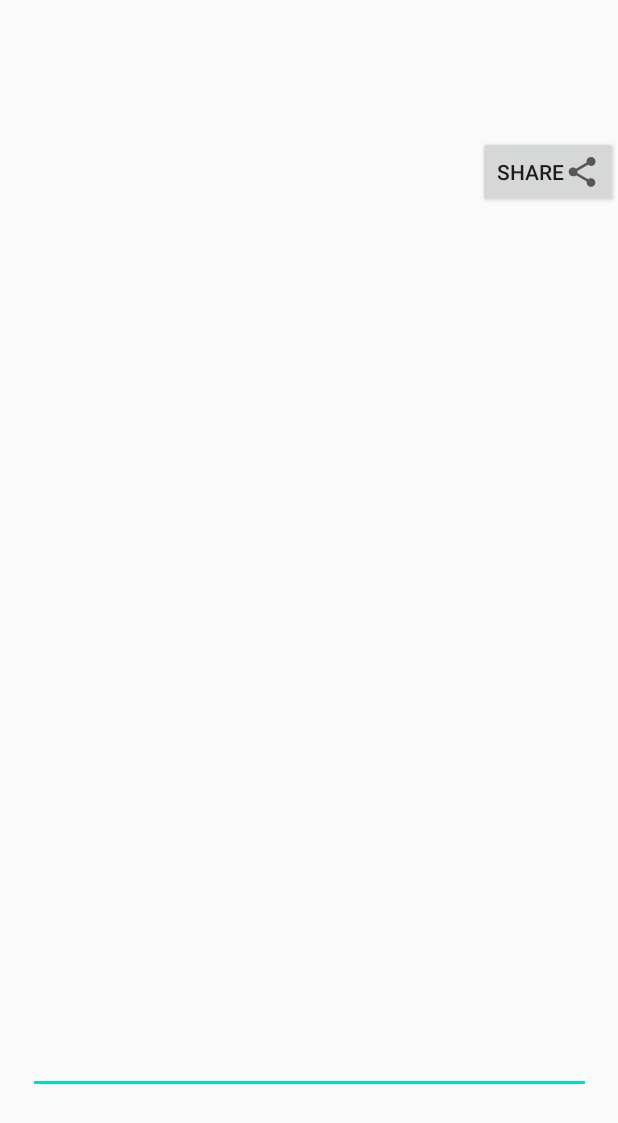
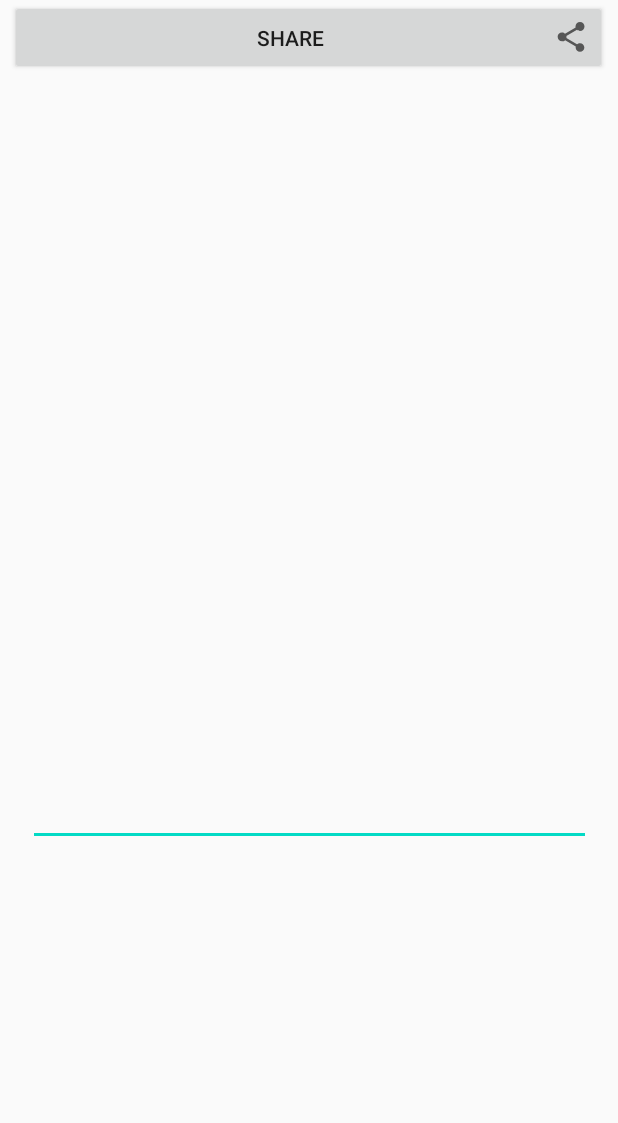
Before and after one commit to minosse99/TrackMyPantry, an Android app: the layout fragment_shoppinglist.xml on its own in the app's theme, with its tools: preview values and no code run, on a phone screen of 412 x 824 dp. Shown: the top 1123 px of the screen. Run offline under Robolectric (Android 15) with nearby library versions, the light colour scheme and no system bars.

Commit message:
bug fixed

```diff
--- a/app/src/main/java/com/example/mypantry/data/ITEM.java
+++ b/app/src/main/java/com/example/mypantry/data/DB_ITEM.java
@@ -1,6 +1,6 @@
 package com.example.mypantry.data;
 
-public class ITEM {
+public class DB_ITEM {
 
         public static final String FIELD_PRODUCTID = "id";            //id univoco
         public static final String FIELD_SUBJECT = "oggetto";   //barcode
--- a/app/src/main/res/layout/fragment_shoppinglist.xml
+++ b/app/src/main/res/layout/fragment_shoppinglist.xml
@@ -6,45 +6,29 @@
     android:layout_height="match_parent"
     tools:context=".ui.shoppingList.ShoppingListFragment">
 
-    <TextView
-        android:id="@+id/text_gallery"
-        android:layout_width="280dp"
-        android:layout_height="56dp"
-        android:layout_marginStart="8dp"
-        android:layout_marginTop="8dp"
-        android:layout_marginEnd="8dp"
-        android:textAlignment="center"
-        android:textSize="20sp"
-        app:layout_constraintBottom_toBottomOf="parent"
-        app:layout_constraintEnd_toEndOf="parent"
-        app:layout_constraintHorizontal_bias="0.069"
-        app:layout_constraintStart_toStartOf="parent"
-        app:layout_constraintTop_toTopOf="parent"
-        app:layout_constraintVertical_bias="0.071" />
-
     <EditText
         android:id="@+id/editText"
         android:layout_width="375dp"
         android:layout_height="516dp"
+        android:layout_marginTop="48dp"
         android:editable="true"
         android:ems="10"
         android:singleLine="false"
-        app:layout_constraintBottom_toBottomOf="parent"
         app:layout_constraintEnd_toEndOf="parent"
         app:layout_constraintStart_toStartOf="parent"
-        app:layout_constraintTop_toBottomOf="@+id/text_gallery" />
+        app:layout_constraintTop_toTopOf="parent" />
 
     <Button
         android:id="@+id/btnShare"
-        android:layout_width="wrap_content"
-        android:layout_height="wrap_content"
+        android:layout_width="398dp"
+        android:layout_height="50dp"
         android:drawableRight="?attr/actionModeShareDrawable"
         android:text="Share"
         app:layout_constraintBottom_toTopOf="@+id/editText"
         app:layout_constraintEnd_toEndOf="parent"
-        app:layout_constraintHorizontal_bias="1.0"
-        app:layout_constraintStart_toEndOf="@+id/text_gallery"
+        app:layout_constraintHorizontal_bias="0.461"
+        app:layout_constraintStart_toStartOf="parent"
         app:layout_constraintTop_toTopOf="parent"
-        app:layout_constraintVertical_bias="0.547" />
+        app:layout_constraintVertical_bias="0.0" />
 
 </android.support.constraint.ConstraintLayout>
--- a/app/src/main/res/menu/activity_main_drawer.xml
+++ b/app/src/main/res/menu/activity_main_drawer.xml
@@ -11,7 +11,7 @@
         <item
             android:id="@+id/nav_shoppinglist"
             android:icon="@drawable/ic_menu_list"
-            android:title="Shopping List" />
+            android:title="@string/shopping_list" />
         <item
             android:id="@+id/nav_slideshow"
             android:icon="@drawable/ic_menu_slideshow"
--- a/app/src/main/res/values/strings.xml
+++ b/app/src/main/res/values/strings.xml
@@ -49,4 +49,5 @@
     <!-- TODO: Remove or change this placeholder text -->
     <string name="hello_blank_fragment">Hello blank fragment</string>
     <string name="login">LOGIN</string>
+    <string name="shopping_list">Shopping List</string>
 </resources>
```
Also changed, not shown: app/src/main/java/com/example/mypantry/DBManager.java (+9 -9 lines), app/src/main/java/com/example/mypantry/ItemDBHelper.java (+7 -7 lines), app/src/main/java/com/example/mypantry/ui/home/HomeFragment.java (+6 -8 lines), app/src/main/java/com/example/mypantry/ui/shoppingList/ShoppingListFragment.java (+10 -14 lines).
